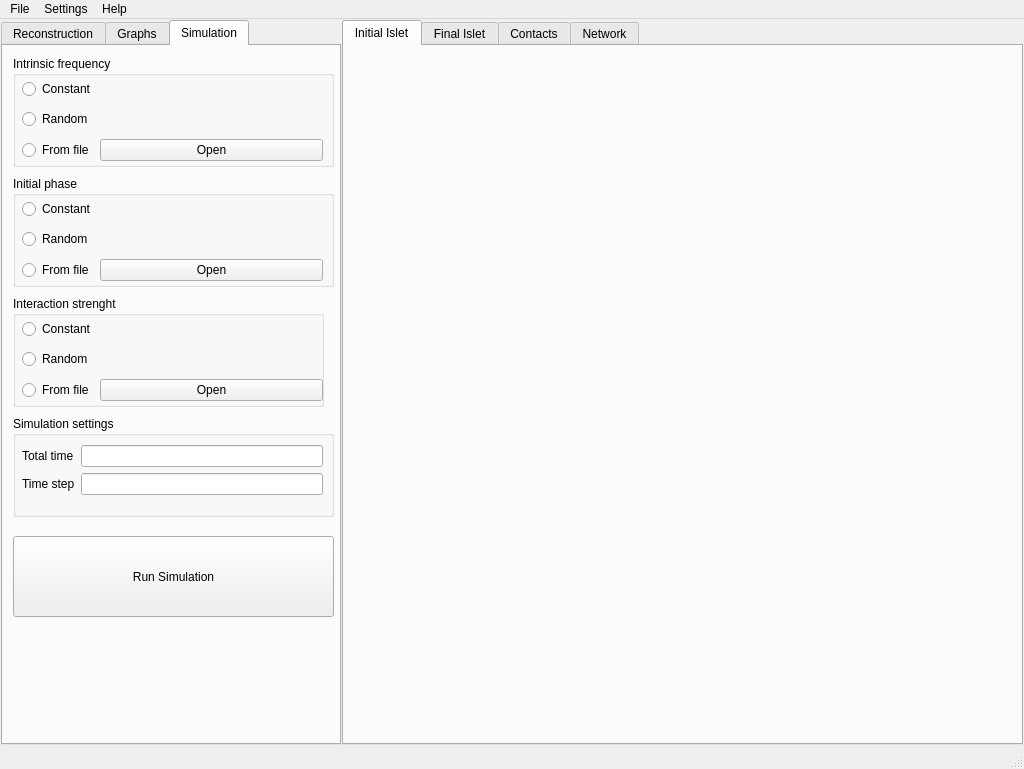
Qt form isletlabgui_v1.0.ui (gjfelix/IsletLab) before a commit.
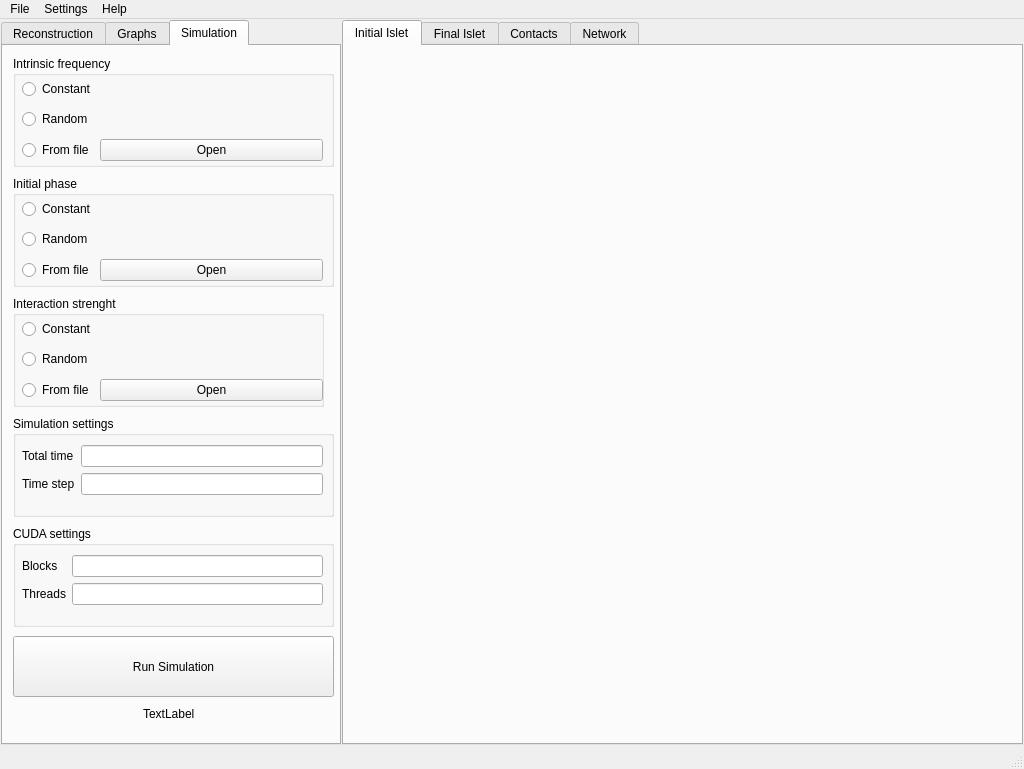
The same form after that commit.

Commit message: Bugs menores, formato en linedits, posicion de botones en ventanas de simulacion, etc.

Diff of the .ui file:
```diff
--- a/isletlabgui_v1.0.ui
+++ b/isletlabgui_v1.0.ui
@@ -1837,9 +1837,9 @@
       <property name="geometry">
        <rect>
         <x>10</x>
-        <y>490</y>
+        <y>590</y>
         <width>321</width>
-        <height>81</height>
+        <height>61</height>
        </rect>
       </property>
       <property name="sizePolicy">
@@ -1852,6 +1852,74 @@
        <string>Run Simulation</string>
       </property>
      </widget>
+     <widget class="QGroupBox" name="sim_settings_groupbox_2">
+      <property name="geometry">
+       <rect>
+        <x>10</x>
+        <y>480</y>
+        <width>321</width>
+        <height>101</height>
+       </rect>
+      </property>
+      <property name="title">
+       <string>CUDA settings</string>
+      </property>
+      <widget class="QWidget" name="formLayoutWidget_2">
+       <property name="geometry">
+        <rect>
+         <x>9</x>
+         <y>29</y>
+         <width>301</width>
+         <height>61</height>
+        </rect>
+       </property>
+       <layout class="QFormLayout" name="formLayout_2">
+        <item row="0" column="0">
+         <widget class="QLabel" name="sim_total_time_label_2">
+          <property name="text">
+           <string>Blocks</string>
+          </property>
+         </widget>
+        </item>
+        <item row="0" column="1">
+         <widget class="QLineEdit" name="total_time_lineedit_2">
+          <property name="maximumSize">
+           <size>
+            <width>500</width>
+            <height>16777215</height>
+           </size>
+          </property>
+          <property name="layoutDirection">
+           <enum>Qt::RightToLeft</enum>
+          </property>
+         </widget>
+        </item>
+        <item row="1" column="0">
+         <widget class="QLabel" name="sim_timestep_label_2">
+          <property name="text">
+           <string>Threads</string>
+          </property>
+         </widget>
+        </item>
+        <item row="1" column="1">
+         <widget class="QLineEdit" name="timestep_lineedit_2"/>
+        </item>
+       </layout>
+      </widget>
+     </widget>
+     <widget class="QLabel" name="label">
+      <property name="geometry">
+       <rect>
+        <x>140</x>
+        <y>660</y>
+        <width>57</width>
+        <height>15</height>
+       </rect>
+      </property>
+      <property name="text">
+       <string>TextLabel</string>
+      </property>
+     </widget>
     </widget>
    </widget>
    <widget class="QTabWidget" name="tabWidget_Plots">
```
Left out of the diff: 2 changed lines with no effect on the pictures. The commit also changes 1 other file.
